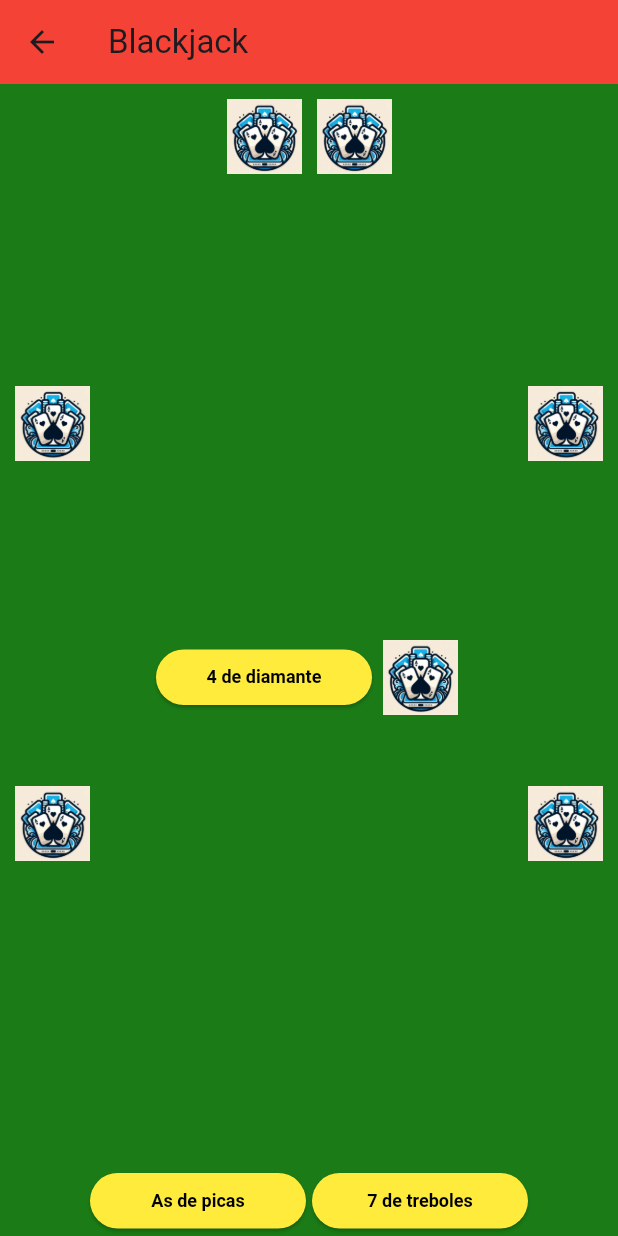
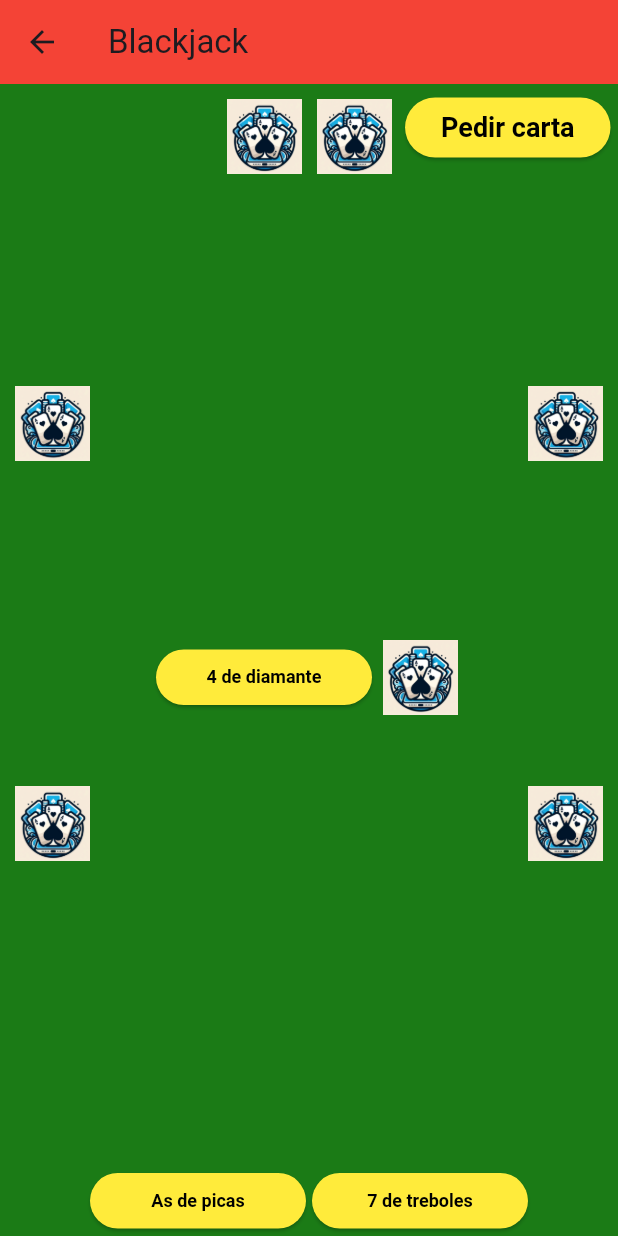
Before and after one commit to UNIZAR-30226-2024-13/Frontend-Movil, a Flutter app: the Blackjack screen opened directly, on a phone screen of 412 x 824 dp. Run offline on Flutter 3.47's test engine with Material 3 defaults, Android fonts, the phone set to English and light mode, and no system bars.

Commit message:
Cartas dinámicas

```diff
--- a/lib/blackjack.dart
+++ b/lib/blackjack.dart
@@ -1,5 +1,17 @@
 import 'package:flutter/material.dart';
 
+void main() {
+  runApp(MyApp());
+}
+
+class MyApp extends StatelessWidget {
+  @override
+  Widget build(BuildContext context) {
+    return MaterialApp(
+      home: Blackjack(),
+    );
+  }
+}
 
 class Blackjack extends StatelessWidget {
   @override
@@ -20,11 +32,22 @@ class Blackjack extends StatelessWidget {
   }
 }
 
+class BlackjackTable extends StatefulWidget {
+  @override
+  _BlackjackTableState createState() => _BlackjackTableState();
+}
 
-class BlackjackTable extends StatelessWidget {
+class _BlackjackTableState extends State<BlackjackTable> {
+  // Lista de cartas del jugador
+  List<String> cartasJugador = ['As de picas', '7 de treboles'];
 
-  // Lista de cartas del jugador
-  final List<String> cartas_jugador = ['As de picas', '7 de treboles'];
+  String cartaAux = 'Carta auxiliar'; // Carta auxiliar
+
+  void actualizarCartasJugador() {
+    setState(() {
+      cartasJugador.add(cartaAux); // Añadir carta auxiliar a la lista de cartas del jugador
+    });
+  }
 
   @override
   Widget build(BuildContext context) {
@@ -50,6 +73,24 @@ class BlackjackTable extends StatelessWidget {
           top: MediaQuery.of(context).size.height / 4 * 3 - 160,
           child: CartaExtra(),
         ),
+        Positioned(
+          right: 0,
+          top: 0,
+          child: ElevatedButton(
+            onPressed: () {
+              actualizarCartasJugador(); // Llamar a la función para añadir carta auxiliar
+            },
+            child: Text("Pedir carta"),
+            style: ButtonStyle(
+              backgroundColor: MaterialStateProperty.all(Colors.yellow),
+              foregroundColor: MaterialStateProperty.all(Colors.black),
+              textStyle: MaterialStateProperty.all(TextStyle(
+                fontSize: 18,
+                fontWeight: FontWeight.bold
+              )),
+            ),
+          ),
+        ),
         Column(
           mainAxisAlignment: MainAxisAlignment.spaceEvenly,
           children: [
@@ -61,12 +102,12 @@ class BlackjackTable extends StatelessWidget {
             ),
             // Espacio en el medio
             Expanded(
-              child: CartasCroupier(turno_final: false),
+              child: CartasCroupier(turnoFinal: false),
             ),
             Row(
               mainAxisAlignment: MainAxisAlignment.center,
               children: [
-                for (var carta in cartas_jugador) Carta(cartaTexto: carta),
+                for (var carta in cartasJugador) Carta(cartaTexto: carta),
               ],
             ),
           ],
@@ -76,36 +117,45 @@ class BlackjackTable extends StatelessWidget {
   }
 }
 
+class CartasCroupier extends StatefulWidget {
+  final bool turnoFinal;
 
-class CartasCroupier extends StatelessWidget {
+  CartasCroupier({required this.turnoFinal});
 
-  final bool turno_final;
-  final List<String> cartas_croupier = ['4 de diamante', '12 de corazones'];
+  @override
+  _CartasCroupierState createState() => _CartasCroupierState();
+}
 
-  CartasCroupier({required this.turno_final});
+class _CartasCroupierState extends State<CartasCroupier> {
+  // Lista de cartas del croupier
+  List<String> cartasCroupier = ['4 de diamante', '12 de corazones'];
+
+  void actualizarCartasCroupier(List<String> nuevasCartas) {
+    setState(() {
+      cartasCroupier = nuevasCartas;
+    });
+  }
 
   @override
   Widget build(BuildContext context) {
-    if (turno_final) {
+    if (widget.turnoFinal) {
       return Row(
         mainAxisAlignment: MainAxisAlignment.center,
         children: [
-          for (var carta in cartas_croupier) Carta(cartaTexto: carta),
+          for (var carta in cartasCroupier) Carta(cartaTexto: carta),
         ],
       );
-    }
-    else {
+    } else {
       return Row(
         mainAxisAlignment: MainAxisAlignment.center,
         children: [
-          Carta(cartaTexto: cartas_croupier[0]),
-          CartaExtra()
+          Carta(cartaTexto: cartasCroupier[0]),
+          CartaExtra(),
         ],
       );
     }
   }
 }
-
 
 class CartaExtra extends StatelessWidget {
   @override
@@ -124,9 +174,7 @@ class CartaExtra extends StatelessWidget {
   }
 }
 
-
 class Carta extends StatelessWidget {
-
   final String cartaTexto;
 
   Carta({required this.cartaTexto});
```
